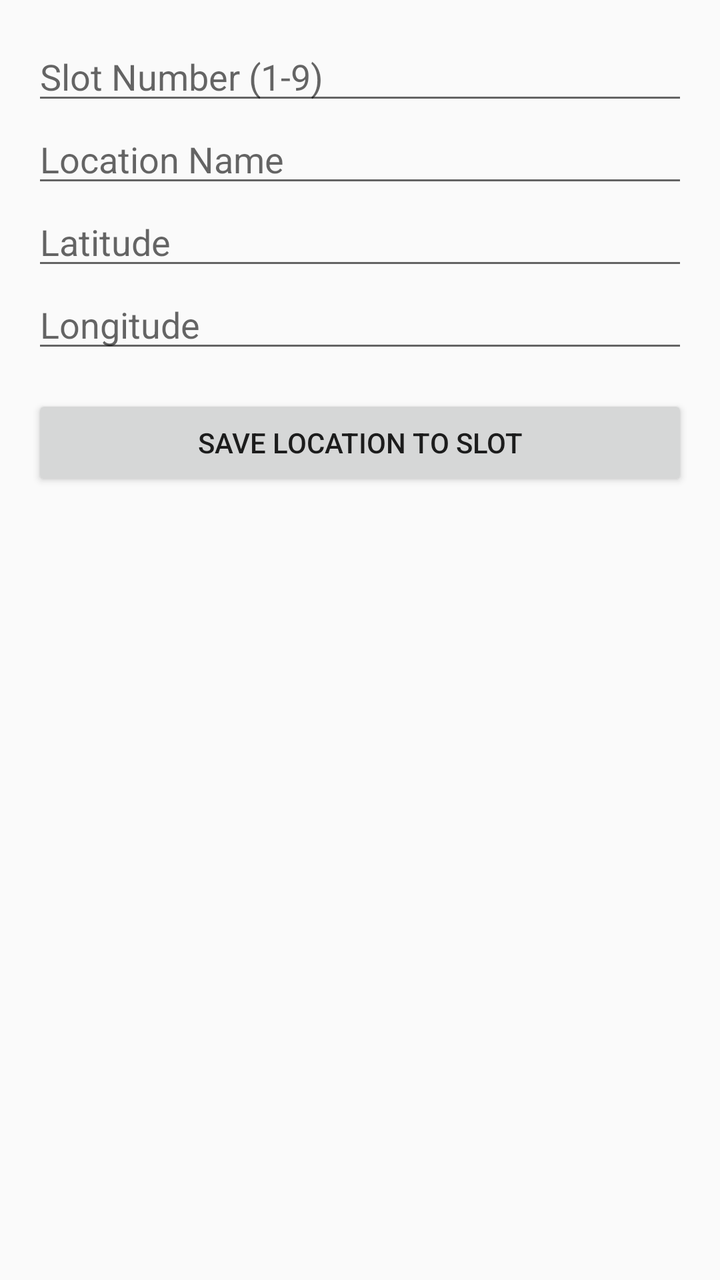
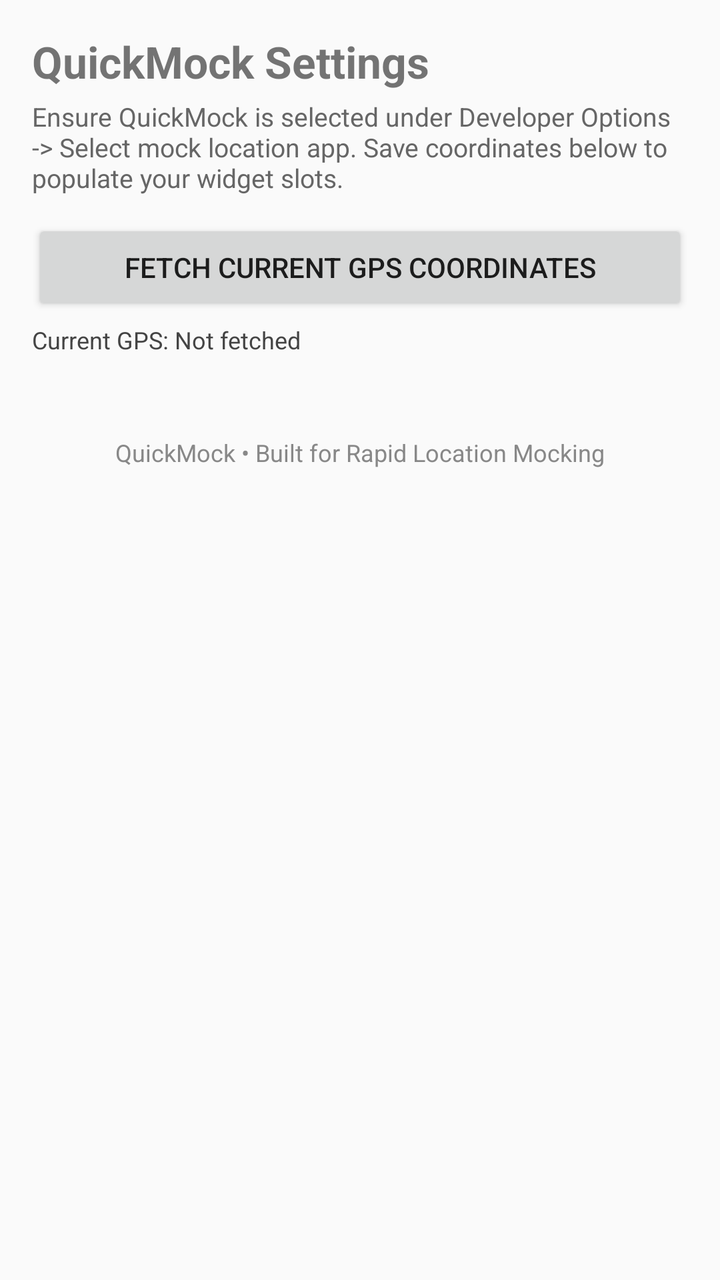

An Android layout rendered at two revisions. The XML below is the earlier revision; the diff shows what the commit changed to produce the second picture.
<!-- AndroidManifest.xml: application theme Theme.AppCompat.Light.DarkActionBar -->
<!-- res/layout/activity_main.xml -->
<?xml version="1.0" encoding="utf-8"?>
<LinearLayout xmlns:android="http://schemas.android.com/apk/res/android"
    android:layout_width="match_parent"
    android:layout_height="match_parent"
    android:orientation="vertical"
    android:padding="16dp">

    <EditText
        android:id="@+id/et_slot_number"
        android:layout_width="match_parent"
        android:layout_height="wrap_content"
        android:hint="Slot Number (1-9)"
        android:inputType="number" />

    <EditText
        android:id="@+id/et_location_name"
        android:layout_width="match_parent"
        android:layout_height="wrap_content"
        android:hint="Location Name"
        android:inputType="text" />

    <EditText
        android:id="@+id/et_latitude"
        android:layout_width="match_parent"
        android:layout_height="wrap_content"
        android:hint="Latitude"
        android:inputType="numberDecimal|numberSigned" />

    <EditText
        android:id="@+id/et_longitude"
        android:layout_width="match_parent"
        android:layout_height="wrap_content"
        android:hint="Longitude"
        android:inputType="numberDecimal|numberSigned" />

    <Button
        android:id="@+id/btn_save_slot"
        android:layout_width="match_parent"
        android:layout_height="wrap_content"
        android:layout_marginTop="16dp"
        android:text="Save Location to Slot" />

</LinearLayout>
<!-- resources referenced by this layout -->
<resources>

</resources>

<!-- the commit's change to res/layout/activity_main.xml (unified diff, before → after) -->
@@ -1,43 +1,63 @@
 <?xml version="1.0" encoding="utf-8"?>
-<LinearLayout xmlns:android="http://schemas.android.com/apk/res/android"
+<ScrollView xmlns:android="http://schemas.android.com/apk/res/android"
     android:layout_width="match_parent"
     android:layout_height="match_parent"
-    android:orientation="vertical"
-    android:padding="16dp">
+    android:fillViewport="true">
 
-    <EditText
-        android:id="@+id/et_slot_number"
+    <LinearLayout
         android:layout_width="match_parent"
         android:layout_height="wrap_content"
-        android:hint="Slot Number (1-9)"
-        android:inputType="number" />
+        android:orientation="vertical"
+        android:padding="16dp">
 
-    <EditText
-        android:id="@+id/et_location_name"
-        android:layout_width="match_parent"
-        android:layout_height="wrap_content"
-        android:hint="Location Name"
-        android:inputType="text" />
+        <TextView
+            android:layout_width="match_parent"
+            android:layout_height="wrap_content"
+            android:text="QuickMock Settings"
+            android:textSize="22sp"
+            android:textStyle="bold" />
 
-    <EditText
-        android:id="@+id/et_latitude"
-        android:layout_width="match_parent"
-        android:layout_height="wrap_content"
-        android:hint="Latitude"
-        android:inputType="numberDecimal|numberSigned" />
+        <TextView
+            android:layout_width="match_parent"
+            android:layout_height="wrap_content"
+            android:layout_marginTop="4dp"
+            android:layout_marginBottom="12dp"
+            android:text="Ensure QuickMock is selected under Developer Options -> Select mock location app. Save coordinates below to populate your widget slots."
+            android:textColor="#666666"
+            android:textSize="13sp" />
 
-    <EditText
-        android:id="@+id/et_longitude"
-        android:layout_width="match_parent"
-        android:layout_height="wrap_content"
-        android:hint="Longitude"
-        android:inputType="numberDecimal|numberSigned" />
+        <Button
+            android:id="@+id/btn_get_current_loc_global"
+            android:layout_width="match_parent"
+            android:layout_height="wrap_content"
+            android:text="Fetch Current GPS Coordinates" />
 
-    <Button
-        android:id="@+id/btn_save_slot"
-        android:layout_width="match_parent"
-        android:layout_height="wrap_content"
-        android:layout_marginTop="16dp"
-        android:text="Save Location to Slot" />
+        <TextView
+            android:id="@+id/tv_current_coords"
+            android:layout_width="match_parent"
+            android:layout_height="wrap_content"
+            android:layout_marginTop="4dp"
+            android:layout_marginBottom="16dp"
+            android:text="Current GPS: Not fetched"
+            android:textColor="#444444"
+            android:textSize="12sp" />
 
-</LinearLayout>
+        
+        <LinearLayout
+            android:id="@+id/container_slots"
+            android:layout_width="match_parent"
+            android:layout_height="wrap_content"
+            android:orientation="vertical" />
+
+        <TextView
+            android:layout_width="match_parent"
+            android:layout_height="wrap_content"
+            android:layout_marginTop="24dp"
+            android:layout_marginBottom="16dp"
+            android:gravity="center"
+            android:text="QuickMock • Built for Rapid Location Mocking"
+            android:textColor="#888888"
+            android:textSize="12sp" />
+
+    </LinearLayout>
+</ScrollView>
